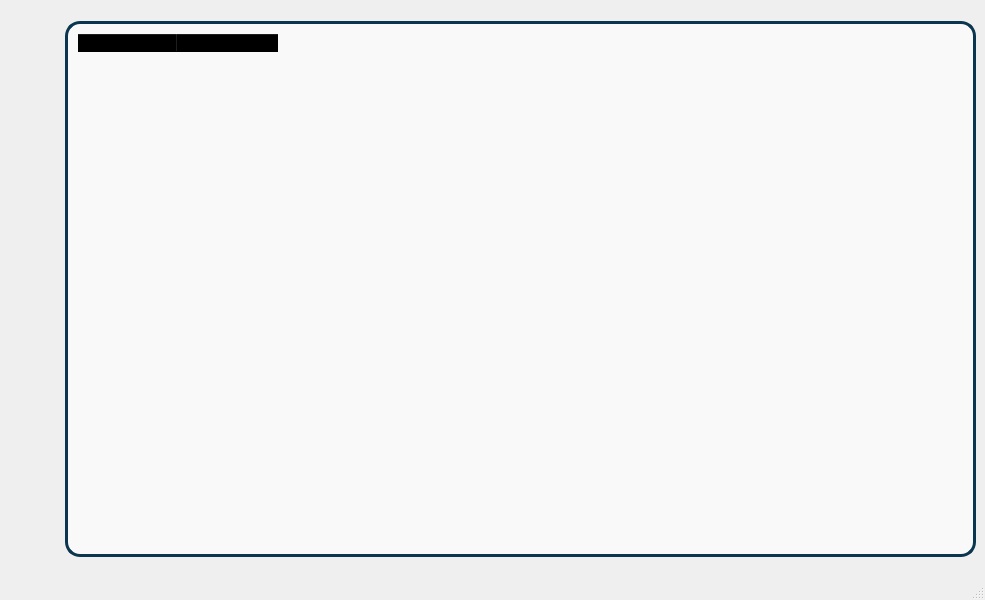
Qt form client/mainwindow.ui (nekosilverfox/foxcloud) before a commit.
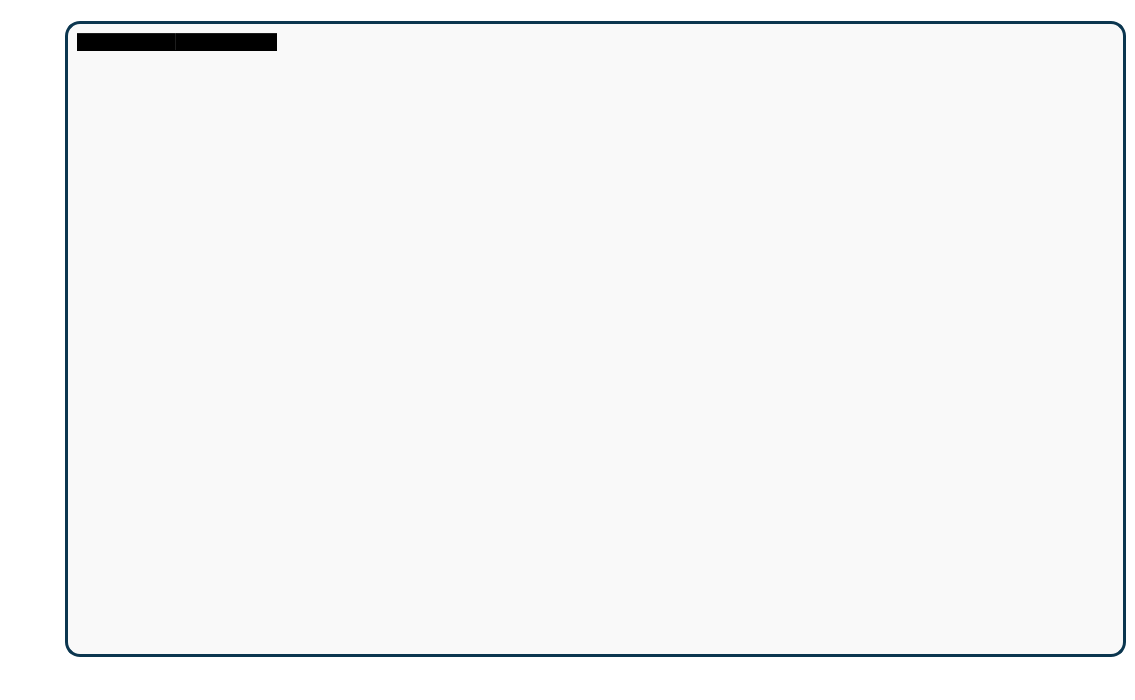
The same form after that commit. The open tabs and pages were chosen to show the change. Custom widgets are drawn as their Qt base class.

What changed in the file:
```diff
--- a/client/mainwindow.ui
+++ b/client/mainwindow.ui
@@ -6,15 +6,19 @@
    <rect>
     <x>0</x>
     <y>0</y>
-    <width>985</width>
-    <height>600</height>
+    <width>1135</width>
+    <height>700</height>
    </rect>
   </property>
   <property name="windowTitle">
    <string>MainWindow</string>
   </property>
   <property name="styleSheet">
-   <string notr="true">QToolButton {
+   <string notr="true">QWidget {
+	background-color: transparent;
+}
+
+QToolButton {
    background-color: rgb(249, 249, 249);
    color: rgb(11, 54, 79);
    border: 2px solid rgb(11, 54, 79);
@@ -36,6 +40,10 @@
    border-radius: 15px;
 }
 
+QScrollArea {
+  background-color: transparent;
+  border: transparent;
+}
 
 QListWidget {
 	background-color: transparent;
@@ -51,6 +59,7 @@
 
 QTableWidget {
   background-color: transparent;
+  border: transparent;
 }
 QHeaderView {
   background-color: transparent;
```
Left out of the diff: 4 changed lines with no effect on the pictures.
